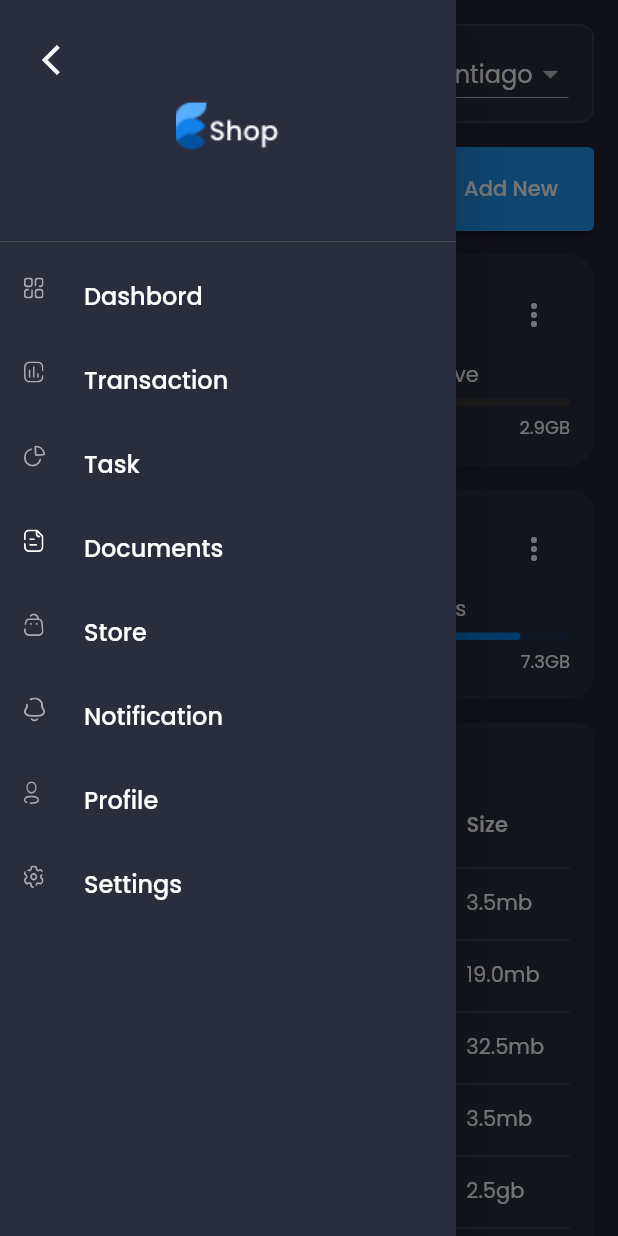
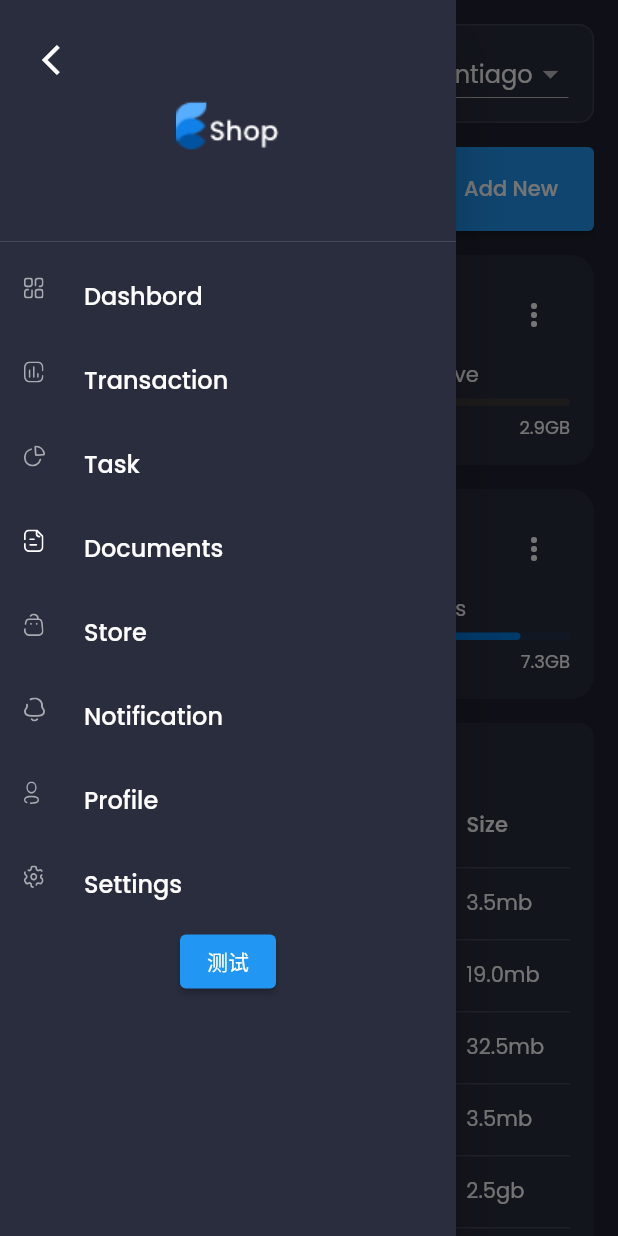
Before and after one commit to xiguolangzi/flutterDemo01, a Flutter app: the screen it shows after launch, with the side drawer open, on a phone screen of 412 x 824 dp. Run offline on Flutter 3.47's test engine with Material 2 defaults, Android fonts, the phone set to English and light mode, and no system bars; our stand-ins replace fl_chart, flutter_svg, google_fonts.

Commit message:
验证Button文本颜色

```diff
--- a/demo01/flutter_application_1/lib/screens/main/main_screen/size_menu.dart
+++ b/demo01/flutter_application_1/lib/screens/main/main_screen/size_menu.dart
@@ -94,6 +94,7 @@ class SizeMeun extends StatelessWidget {
                 ShowDialogDemo(context, settingContent: "Settings 界面维护中");
               },
             ),
+            ElevatedButton(onPressed: () {}, child: Text("测试"))
           ],
         ),
       ),
```
